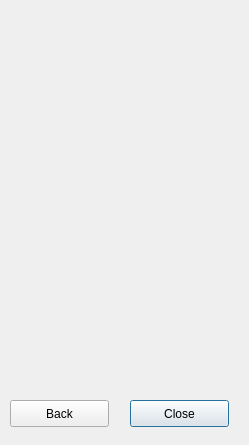
First picture: the form in dialog.ui, repository changpeng1/test-qt, before the edit.
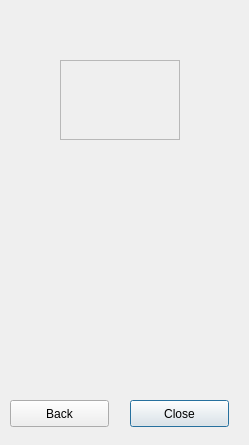
Second picture: the form after the edit.

Diff of the .ui file:
```diff
--- a/dialog.ui
+++ b/dialog.ui
@@ -39,6 +39,22 @@
     <string>Back</string>
    </property>
   </widget>
+  <widget class="QFrame" name="frame">
+   <property name="geometry">
+    <rect>
+     <x>60</x>
+     <y>60</y>
+     <width>120</width>
+     <height>80</height>
+    </rect>
+   </property>
+   <property name="frameShape">
+    <enum>QFrame::StyledPanel</enum>
+   </property>
+   <property name="frameShadow">
+    <enum>QFrame::Raised</enum>
+   </property>
+  </widget>
  </widget>
  <resources/>
  <connections/>
```
